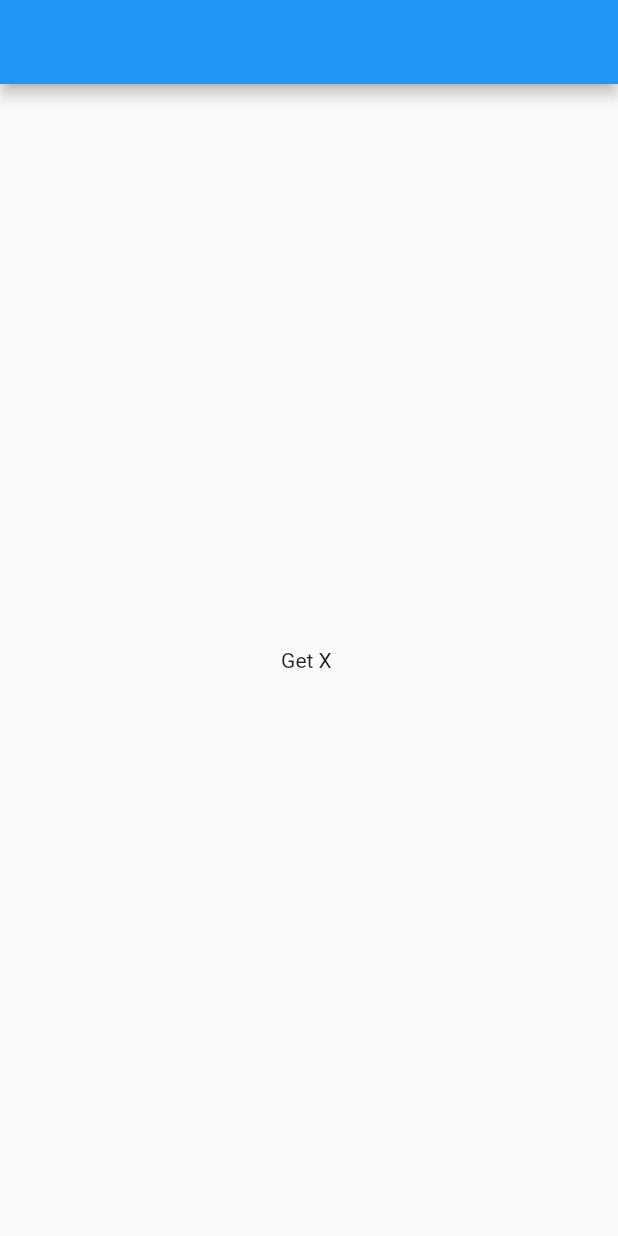
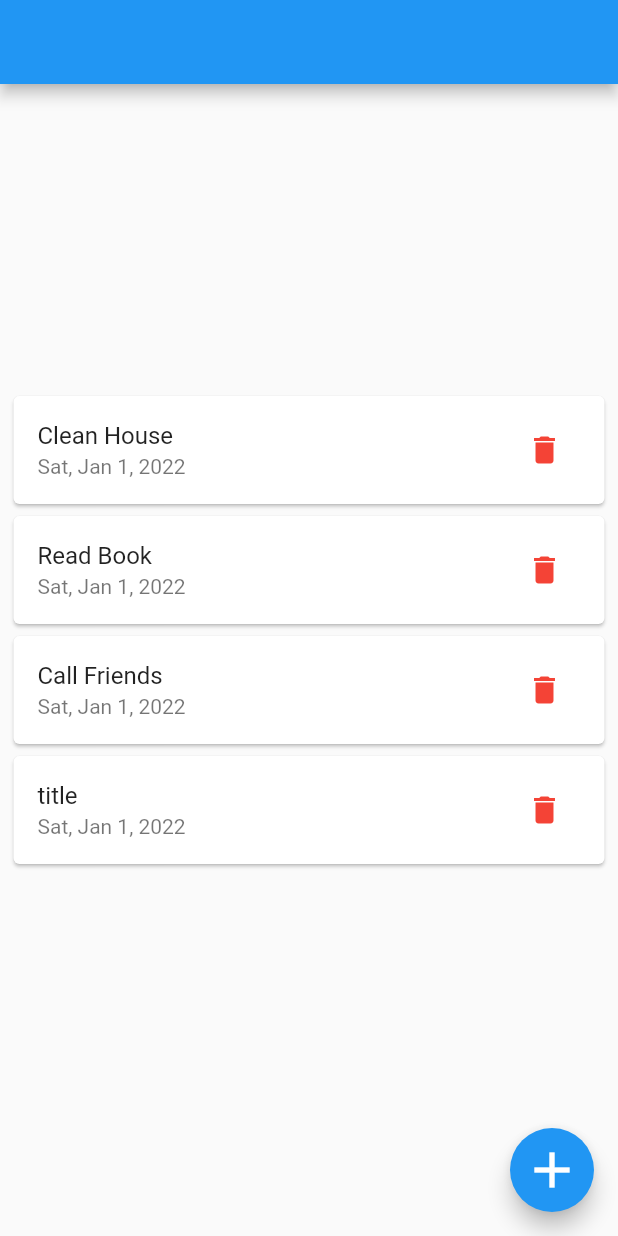
Before and after one commit to Ekojode/Task-Management-Apllication, a Flutter app: the screen it shows after launch, on a phone screen of 412 x 824 dp. Run offline on Flutter 3.47's test engine with Material 2 defaults, Android fonts, the phone set to English and light mode, and no system bars; our stand-ins replace get.

Commit message:
Remodelled the design

```diff
--- a/lib/main.dart
+++ b/lib/main.dart
@@ -2,7 +2,7 @@ import 'package:flutter/material.dart';
 
 import 'package:get/get.dart';
 import './bindings/bindings.dart';
-import './view/home.dart';
+import 'view/screens/home.dart';
 
 void main() {
   runApp(const MyApp());
--- a/lib/models/todo_model.dart
+++ b/lib/models/todo_model.dart
@@ -1,7 +1,10 @@
+import 'package:flutter/material.dart';
+
 class Todo {
   int id;
   String title;
   DateTime? dueDate;
+  TimeOfDay? dueTime;
   bool isCompleted;
   Todo({
     required this.id,
--- a/lib/view/home.dart
+++ /dev/null
@@ -1,15 +0,0 @@
-import 'package:flutter/material.dart';
-
-class Home extends StatelessWidget {
-  const Home({Key? key}) : super(key: key);
-
-  @override
-  Widget build(BuildContext context) {
-    return Scaffold(
-      appBar: AppBar(),
-      body: const Center(
-        child: Text('Get X '),
-      ),
-    );
-  }
-}
--- /dev/null
+++ b/lib/view/screens/home.dart
@@ -0,0 +1,23 @@
+import 'package:flutter/material.dart';
+import 'package:get_x_tutorial/view/widgets/todo_grid.dart';
+import 'package:get_x_tutorial/view/widgets/fab.dart';
+
+class Home extends StatelessWidget {
+  const Home({Key? key}) : super(key: key);
+
+  @override
+  Widget build(BuildContext context) {
+    return Scaffold(
+      appBar: AppBar(),
+      body: Column(
+        children: const [
+          SizedBox(
+            height: 200,
+          ),
+          Expanded(child: TodoGrid()),
+        ],
+      ),
+      floatingActionButton: const FAB(),
+    );
+  }
+}
--- /dev/null
+++ b/lib/view/widgets/todo_grid.dart
@@ -0,0 +1,66 @@
+import 'package:flutter/material.dart';
+import 'package:get/get.dart';
+import 'package:get_x_tutorial/controllers/todo_controller.dart';
+import 'package:intl/intl.dart';
+
+class TodoGrid extends StatelessWidget {
+  // final List<Todo> todo;
+  const TodoGrid({
+    Key? key,
+  }) : super(key: key);
+
+  @override
+  Widget build(BuildContext context) {
+    final contol = Get.find<TodoController>();
+    return Container(
+      margin: const EdgeInsets.symmetric(horizontal: 5, vertical: 4),
+      child: Obx(
+        () => ListView.builder(
+          physics: const BouncingScrollPhysics(),
+          itemCount: contol.todo.length,
+          itemBuilder: (ctx, i) {
+            return Card(
+              child: ListTile(
+                title: Text(contol.todo[i].title),
+                subtitle: Text(
+                  DateFormat.yMMMEd().format(contol.todo[i].dueDate!),
+                ),
+                trailing: IconButton(
+                    onPressed: () {
+                      showDialog(
+                        context: context,
+                        builder: (ctx) {
+                          return AlertDialog(
+                            title: const Text("Confirm"),
+                            content: const Text(
+                                "Are you sure you want to delete this todo!"),
+                            actions: [
+                              TextButton(
+                                  onPressed: () {
+                                    Navigator.pop(context);
+                                  },
+                                  child: const Text("Cancel")),
+                              TextButton(
+                                onPressed: () {
+                                  Navigator.pop(context);
+                                },
+                                child: const Text("Okay",
+                                    style: TextStyle(color: Colors.red)),
+                              ),
+                            ],
+                          );
+                        },
+                      );
+                    },
+                    icon: const Icon(
+                      Icons.delete,
+                      color: Colors.red,
+                    )),
+              ),
+            );
+          },
+        ),
+      ),
+    );
+  }
+}
```
Also changed, not shown: lib/view/widgets/fab.dart (added, +146 -0 lines), lib/view/widgets/chart.dart (added).
